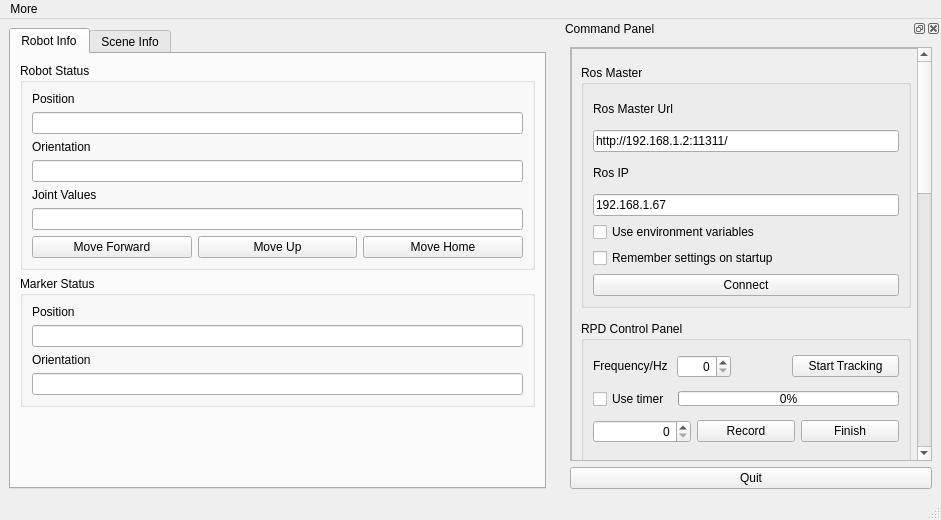
Zhang-Hongda/move_ur5_qt, file ui/main_window.ui: the form before one commit.
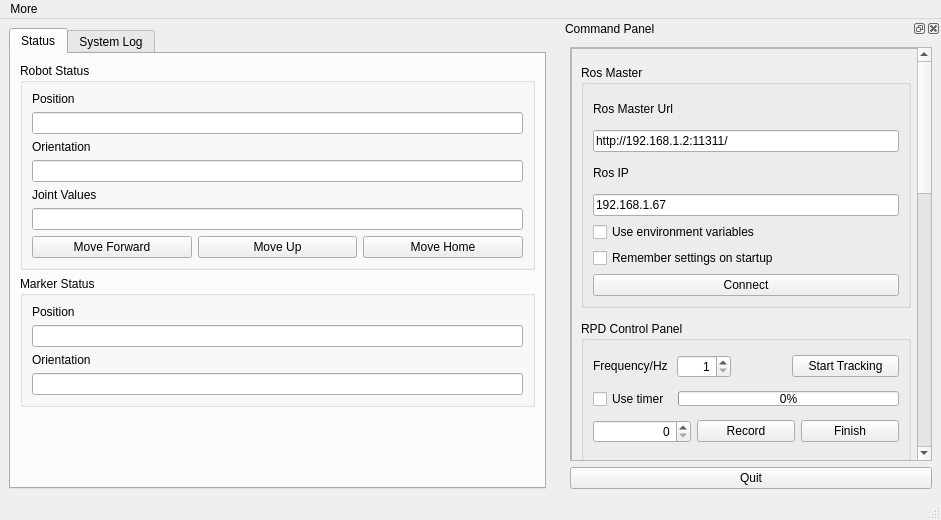
The form after the commit. The open tabs and pages were chosen to show the change. Icons and pictures are not drawn.

```diff
--- a/ui/main_window.ui
+++ b/ui/main_window.ui
@@ -53,7 +53,7 @@
       </property>
       <widget class="QWidget" name="tab_robot">
        <attribute name="title">
-        <string>Robot Info</string>
+        <string>Status</string>
        </attribute>
        <layout class="QVBoxLayout" name="verticalLayout_2">
         <item>
@@ -267,7 +267,7 @@
       </widget>
       <widget class="QWidget" name="tab_scene">
        <attribute name="title">
-        <string>Scene Info</string>
+        <string>System Log</string>
        </attribute>
        <layout class="QVBoxLayout" name="verticalLayout_4">
         <item>
@@ -407,7 +407,7 @@
         <property name="geometry">
          <rect>
           <x>0</x>
-          <y>-240</y>
+          <y>0</y>
           <width>346</width>
           <height>1200</height>
          </rect>
@@ -623,6 +623,9 @@
                  <property name="alignment">
                   <set>Qt::AlignRight|Qt::AlignTrailing|Qt::AlignVCenter</set>
                  </property>
+                 <property name="minimum">
+                  <number>1</number>
+                 </property>
                  <property name="maximum">
                   <number>9999</number>
                  </property>
```
Left out of the diff: 12 changed lines with no effect on the pictures.
